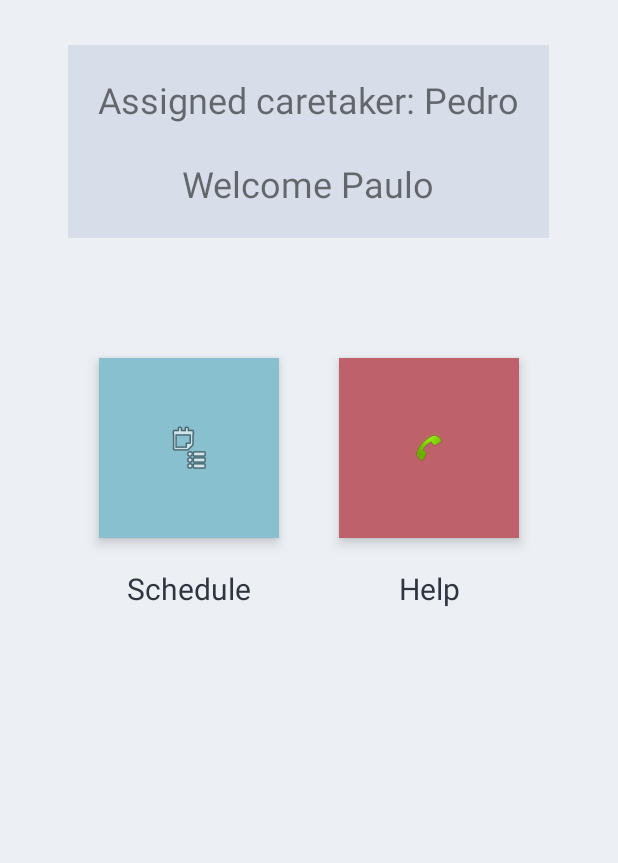
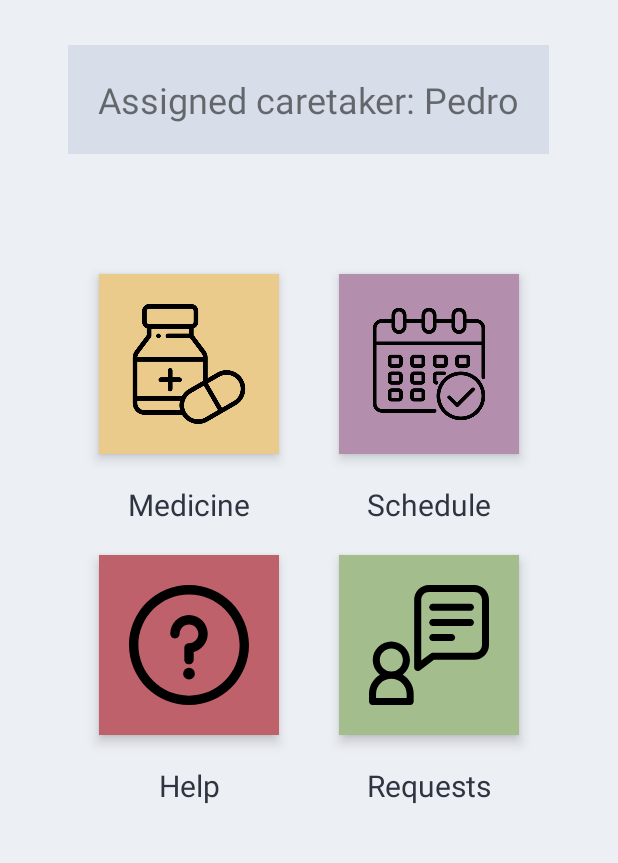
Before and after one commit to miguelarhb/AI-20-21, an Android app: the MainActivity screen opened directly, with no data from a screen before it, on a phone screen of 412 x 824 dp, the part 84-947 px from its top. Run offline under Robolectric (Android 15) with nearby library versions, the phone set to English and light mode, and no system bars.

Commit message:
report checkpoint

```diff
--- a/SmartMedicationManager/app/src/main/java/pt/ulisboa/tecnico/cmov/smartmedicationmanager/MainActivity.java
+++ b/SmartMedicationManager/app/src/main/java/pt/ulisboa/tecnico/cmov/smartmedicationmanager/MainActivity.java
@@ -79,7 +79,7 @@ public class MainActivity extends BaseActivity {
             ImageButton helpBt = findViewById(R.id.buttonHelp);
 
             if (gd.userHasCaretaker()){
-                welcome.setText("Assigned caretaker: "+gd.getCurrentUser().getCaretaker().getUsername()+"\n\nWelcome "+gd.getCurrentUser().getUsername());
+                welcome.setText("Assigned caretaker: "+gd.getCurrentUser().getCaretaker().getUsername());
                 //todo ask data from server and create alarms
                 for (Prescription p : gd.getCurrentUser().getSchedule()){
                     if (!p.getPeriodicity().equals("test")){
@@ -89,7 +89,7 @@ public class MainActivity extends BaseActivity {
                 }
             }
             else{
-                welcome.setText("No assigned caretaker. Ask someone to assign you or switch to advanced mode.\n\nWelcome "+gd.getCurrentUser().getUsername());
+                welcome.setText("No assigned caretaker. Ask someone to assign you or switch to advanced mode.");
                 scheduleBt.setEnabled(false);
                 helpBt.setEnabled(false);
 
--- /dev/null
+++ b/SmartMedicationManager/app/src/main/res/drawable/information.xml
@@ -0,0 +1,15 @@
+<vector xmlns:android="http://schemas.android.com/apk/res/android"
+    android:width="512dp"
+    android:height="512dp"
+    android:viewportWidth="512"
+    android:viewportHeight="512">
+  <path
+      android:fillColor="#FF000000"
+      android:pathData="M256,378.5m-25,0a25,25 0,1 1,50 0a25,25 0,1 1,-50 0"/>
+  <path
+      android:fillColor="#FF000000"
+      android:pathData="M256,0C114.516,0 0,114.497 0,256c0,141.484 114.497,256 256,256c141.484,0 256,-114.497 256,-256C512,114.516 397.503,0 256,0zM256,472c-119.377,0 -216,-96.607 -216,-216c0,-119.377 96.607,-216 216,-216c119.377,0 216,96.607 216,216C472,375.377 375.393,472 256,472z"/>
+  <path
+      android:fillColor="#FF000000"
+      android:pathData="M256,128.5c-44.112,0 -80,35.888 -80,80c0,11.046 8.954,20 20,20s20,-8.954 20,-20c0,-22.056 17.944,-40 40,-40c22.056,0 40,17.944 40,40c0,22.056 -17.944,40 -40,40c-11.046,0 -20,8.954 -20,20v50c0,11.046 8.954,20 20,20c11.046,0 20,-8.954 20,-20v-32.531c34.466,-8.903 60,-40.26 60,-77.469C336,164.388 300.112,128.5 256,128.5z"/>
+</vector>
--- /dev/null
+++ b/SmartMedicationManager/app/src/main/res/drawable/interview.xml
@@ -0,0 +1,21 @@
+<vector xmlns:android="http://schemas.android.com/apk/res/android"
+    android:width="512dp"
+    android:height="512dp"
+    android:viewportWidth="512"
+    android:viewportHeight="512">
+  <path
+      android:fillColor="#FF000000"
+      android:pathData="m143.938,382.813c18.641,-14.516 30.664,-37.148 30.664,-62.547 0,-43.707 -35.563,-79.266 -79.27,-79.266s-79.266,35.559 -79.266,79.266c0,25.398 12.023,48.031 30.66,62.547 -26.305,15.648 -46.727,45.203 -46.727,82.055v32.133c0,8.285 6.715,15 15,15h160.668c8.281,0 15,-6.715 15,-15v-32.133c0,-36.844 -20.418,-66.402 -46.73,-82.055zM46.066,320.266c0,-27.164 22.102,-49.266 49.27,-49.266 27.164,0 49.266,22.102 49.266,49.266 0,27.168 -22.102,49.27 -49.266,49.27 -27.168,0 -49.27,-22.102 -49.27,-49.27zM160.668,482h-130.668v-17.133c0,-36.086 29.195,-65.332 65.332,-65.332 36.086,0 65.332,29.195 65.332,65.332v17.133zM160.668,482"/>
+  <path
+      android:fillColor="#FF000000"
+      android:pathData="m448.801,0h-192.801c-34.906,0 -63.199,28.242 -63.199,63.199v289.199c0,12.27 14.07,19.445 24,12l60.266,-45.199h171.734c34.906,0 63.199,-28.242 63.199,-63.199v-192.801c0,-34.906 -28.242,-63.199 -63.199,-63.199zM482,256c0,18.352 -14.84,33.199 -33.199,33.199h-176.734c-3.246,0 -6.402,1.055 -9,3l-40.266,30.199v-259.199c0,-18.352 14.84,-33.199 33.199,-33.199h192.801c18.352,0 33.199,14.84 33.199,33.199zM482,256"/>
+  <path
+      android:fillColor="#FF000000"
+      android:pathData="m432.734,80.332h-160.668c-8.285,0 -15,6.719 -15,15 0,8.285 6.715,15 15,15h160.668c8.281,0 15,-6.715 15,-15 0,-8.281 -6.715,-15 -15,-15zM432.734,80.332"/>
+  <path
+      android:fillColor="#FF000000"
+      android:pathData="m432.734,144.602h-160.668c-8.285,0 -15,6.715 -15,15 0,8.281 6.715,15 15,15h160.668c8.281,0 15,-6.719 15,-15 0,-8.285 -6.715,-15 -15,-15zM432.734,144.602"/>
+  <path
+      android:fillColor="#FF000000"
+      android:pathData="m352.398,208.867h-80.332c-8.285,0 -15,6.715 -15,15 0,8.285 6.715,15 15,15h80.332c8.285,0 15,-6.715 15,-15 0,-8.285 -6.715,-15 -15,-15zM352.398,208.867"/>
+</vector>
--- a/SmartMedicationManager/app/src/main/res/layout/activity_main_caretaker.xml
+++ b/SmartMedicationManager/app/src/main/res/layout/activity_main_caretaker.xml
@@ -36,15 +36,17 @@
 
         <ImageButton
             android:id="@+id/btMedicine"
-            android:background="@color/nord_yellow"
-            android:layout_margin="20dp"
-            android:padding="20dp"
             android:layout_width="120dp"
             android:layout_height="120dp"
+            android:layout_marginStart="20dp"
+            android:layout_marginTop="20dp"
+            android:layout_marginEnd="20dp"
+            android:layout_marginBottom="20dp"
+            android:background="@color/nord_yellow"
+            android:elevation="5dp"
+            android:padding="20dp"
             android:scaleType="centerInside"
-            android:elevation="5dp"
-            app:srcCompat="@drawable/medicine"
-            />
+            app:srcCompat="@drawable/medicine" />
 
         <TextView
             android:id="@+id/txtMedicine"
@@ -60,15 +62,18 @@
 
         <ImageButton
             android:id="@+id/btSchedule"
-            android:background="@color/nord_purple"
-            android:layout_margin="20dp"
-            android:padding="20dp"
             android:layout_width="120dp"
             android:layout_height="120dp"
+            android:layout_marginStart="20dp"
+            android:layout_marginTop="20dp"
+            android:layout_marginEnd="20dp"
+            android:layout_marginBottom="20dp"
+            android:layout_toEndOf="@id/btMedicine"
+            android:background="@color/nord_purple"
+            android:elevation="5dp"
+            android:padding="20dp"
             android:scaleType="centerInside"
-            android:elevation="5dp"
-            app:srcCompat="@drawable/calendar"
-            android:layout_toEndOf="@id/btMedicine"/>
+            app:srcCompat="@drawable/calendar" />
 
         <TextView
             android:id="@+id/txtSchedule"
--- a/SmartMedicationManager/app/src/main/res/layout/activity_main_patient.xml
+++ b/SmartMedicationManager/app/src/main/res/layout/activity_main_patient.xml
@@ -37,7 +37,30 @@
             android:layout_centerHorizontal="true"
             android:orientation="horizontal"
             android:layout_below="@+id/welcome"
-            android:layout_marginTop="60dp">
+            android:layout_marginTop="60dp"
+            android:id="@+id/firstRow">
+
+            <ImageButton
+                android:id="@+id/btnMedication"
+                android:layout_width="120dp"
+                android:layout_height="120dp"
+                android:layout_margin="20dp"
+                android:background="@color/nord_yellow"
+                android:elevation="5dp"
+                android:padding="20dp"
+                android:scaleType="centerInside"
+                app:srcCompat="@drawable/medicine" />
+
+            <TextView
+                android:id="@+id/txtMedication"
+                style="@style/textProperties"
+                android:layout_width="wrap_content"
+                android:layout_height="wrap_content"
+                android:layout_below="@+id/btnMedication"
+                android:layout_alignStart="@+id/btnMedication"
+                android:layout_alignEnd="@+id/btnMedication"
+                android:gravity="center_horizontal"
+                android:text="@string/medicine" />
 
             <ImageButton
                 android:id="@+id/buttonSchedule"
@@ -47,8 +70,9 @@
                 android:layout_margin="20dp"
                 android:scaleType="centerInside"
                 android:elevation="5dp"
-                app:srcCompat="@android:drawable/ic_menu_agenda"
-                android:background="@color/nord_blue_light"/>
+                app:srcCompat="@drawable/calendar"
+                android:layout_toEndOf="@+id/btnMedication"
+                android:background="@color/nord_purple"/>
 
             <TextView
                 android:id="@+id/txtSchedule"
@@ -62,6 +86,16 @@
                 android:gravity="center_horizontal"
                 />
 
+
+        </RelativeLayout>
+
+        <RelativeLayout
+            android:layout_width="wrap_content"
+            android:layout_height="wrap_content"
+            android:layout_below="@+id/firstRow"
+            android:layout_centerHorizontal="true"
+            android:orientation="horizontal">
+
             <ImageButton
                 android:id="@+id/buttonHelp"
                 android:layout_width="120dp"
@@ -70,9 +104,8 @@
                 android:layout_margin="20dp"
                 android:scaleType="centerInside"
                 android:elevation="5dp"
-                app:srcCompat="@android:drawable/stat_sys_phone_call"
-                android:background="@color/nord_red"
-                android:layout_toEndOf="@id/buttonSchedule"/>
+                app:srcCompat="@drawable/information"
+                android:background="@color/nord_red" />
 
             <TextView
                 android:id="@+id/txtHelp"
@@ -86,6 +119,29 @@
                 android:gravity="center_horizontal"
                 />
 
+
+            <ImageButton
+                android:id="@+id/btnRequests"
+                android:layout_width="120dp"
+                android:layout_height="120dp"
+                android:layout_margin="20dp"
+                android:background="@color/nord_green"
+                android:elevation="5dp"
+                android:padding="20dp"
+                android:scaleType="centerInside"
+                app:srcCompat="@drawable/interview"
+                android:layout_toEndOf="@id/buttonHelp"/>
+
+            <TextView
+                android:id="@+id/txtMed"
+                style="@style/textProperties"
+                android:layout_width="wrap_content"
+                android:layout_height="wrap_content"
+                android:layout_below="@+id/btnRequests"
+                android:layout_alignStart="@+id/btnRequests"
+                android:layout_alignEnd="@+id/btnRequests"
+                android:gravity="center_horizontal"
+                android:text="@string/requests" />
         </RelativeLayout>
 
     </RelativeLayout>
--- a/SmartMedicationManager/app/src/main/res/values/strings.xml
+++ b/SmartMedicationManager/app/src/main/res/values/strings.xml
@@ -67,4 +67,5 @@
     <string name="settings">Settings</string>
     <string name="help">Help</string>
     <string name="repeat_every">Repeat Every:</string>
+    <string name="requests">Requests</string>
 </resources>
```
Also changed, not shown: 1 other file.
